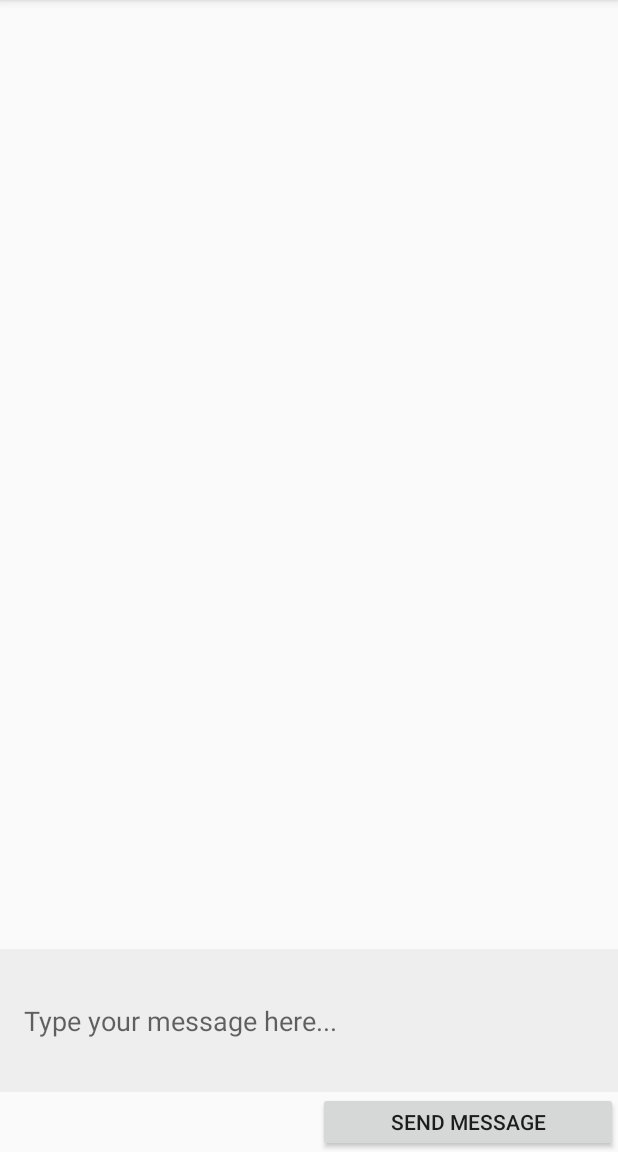
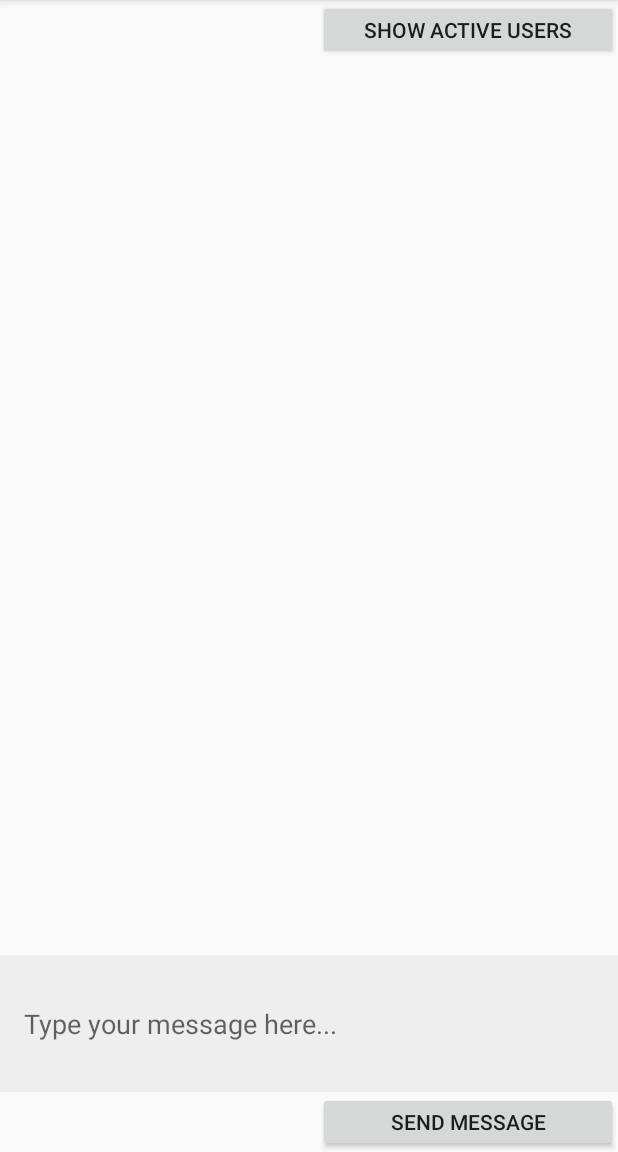
Before and after one commit to agata-tafelska/atchat_android, an Android app: the ChatActivity screen opened directly, with no data from a screen before it, on a phone screen of 412 x 824 dp, the part 84-1236 px from its top. Run offline under Robolectric (Android 15) with nearby library versions, the phone set to English and light mode, and no system bars; libraries missing offline, so code that uses them is left out: io.grpc, io.grpc.stub; 2 statements that could not run were skipped.

Commit message:
Implement showing active chat users

```diff
--- a/chat/build.gradle
+++ b/chat/build.gradle
@@ -56,4 +56,5 @@ dependencies {
     implementation 'io.grpc:grpc-android:1.24.0'
     implementation 'javax.annotation:javax.annotation-api:1.3.2'
     implementation 'androidx.recyclerview:recyclerview:1.1.0'
+    implementation 'com.google.android.material:material:1.1.0'
 }
--- a/chat/src/main/java/com/example/atchat/ActivitiesCoordinator.java
+++ b/chat/src/main/java/com/example/atchat/ActivitiesCoordinator.java
@@ -35,6 +35,18 @@ public class ActivitiesCoordinator {
             messagesObservable.addMessage(value);
         }
     };
+    private StreamObserver<CurrentUsers> usersStreamObserver = new DefaultStreamObserver<CurrentUsers>() {
+        @Override
+        public void onNext(CurrentUsers value) {
+            /*
+             Set connection lost countdown to 5 seconds
+             Client expects next update in no more that this time
+             In case of timeout, lost connection error will be shown
+             */
+//            connectionLostDelayedTask.delayExecution(5);
+            usersObservable.updateUsers(value.getUsersList());
+        }
+    };
 
     public void joinChat(String host, String username, final Context context) {
 
@@ -49,6 +61,7 @@ public class ActivitiesCoordinator {
                 context.startActivity(intentToStartChatActivity);
 
                 chatService.observeMessages(currentUser, messageStreamObserver);
+                chatService.observeUsers(currentUser, usersStreamObserver);
             }
 
             @Override
@@ -102,12 +115,12 @@ public class ActivitiesCoordinator {
 
     }
 
-    public void observeChat(Observer messagesObserver) {
-//        usersObservable.addObserver(usersObserver);
+    public void observeChat(Observer messagesObserver, Observer usersObserver) {
+        usersObservable.addObserver(usersObserver);
         messagesObservable.addObserver(messagesObserver);
 //        Log.d(TAG, "observe chat messages: " + messagesObservable.getMessages().toString());
 
-//        usersObservable.notifyObservers();
+        usersObservable.notifyObservers();
         messagesObservable.notifyObservers();
     }
 }
--- a/chat/src/main/java/com/example/atchat/ChatActivity.java
+++ b/chat/src/main/java/com/example/atchat/ChatActivity.java
@@ -5,7 +5,6 @@ import android.util.Log;
 import android.view.View;
 import android.widget.Button;
 import android.widget.EditText;
-import android.widget.TextView;
 
 import androidx.appcompat.app.AppCompatActivity;
 import androidx.recyclerview.widget.LinearLayoutManager;
@@ -25,9 +24,24 @@ public class ChatActivity extends AppCompatActivity {
     private RecyclerView recyclerView;
     private MessagesAdapter adapter;
 
+    private Button showUsersButton;
     private Button sendMessageButton;
     private EditText messageEditText;
 
+    private UsersBottomSheetDialog bottomSheet;
+
+    @SuppressWarnings("unchecked")
+    private Observer usersObserver =
+            (observable, argument) -> {
+                new Thread(new Runnable() {
+                    @Override
+                    public void run() {
+                        Log.d(TAG, "updating users in new thread");
+                        List users = ((List) argument);
+                        updateUsers(users);
+                    }
+                }).start();
+            };
 
     @SuppressWarnings("unchecked")
     private Observer messagesObserver =
@@ -47,31 +61,48 @@ public class ChatActivity extends AppCompatActivity {
         super.onCreate(savedInstanceState);
         setContentView(R.layout.activity_chat);
 
+        bottomSheet = new UsersBottomSheetDialog();
+
         coordinator = ActivitiesCoordinator.getInstance();
-        coordinator.observeChat(messagesObserver);
+        coordinator.observeChat(messagesObserver, usersObserver);
 
+        showUsersButton = findViewById(R.id.show_users_button);
         sendMessageButton = findViewById(R.id.send_message_button);
         messageEditText = findViewById(R.id.message_edit_text);
+
+        showUsersButton.setOnClickListener(new View.OnClickListener() {
+            @Override
+            public void onClick(View v) {
+                bottomSheet.show(getSupportFragmentManager(), null);
+                Log.d(TAG, "showUsersButton onClicked called");
+            }
+        });
 
         sendMessageButton.setOnClickListener(new View.OnClickListener() {
             @Override
             public void onClick(View v) {
                 String message = messageEditText.getText().toString();
                 coordinator.sendMessage(message);
+                messageEditText.setText("");
             }
         });
 
         recyclerView = (RecyclerView) findViewById(R.id.chat_recyclerview);
         LinearLayoutManager layoutManager
                 = new LinearLayoutManager(this, LinearLayoutManager.VERTICAL, false);
-        // COMPLETED (41) Set the layoutManager on mRecyclerView
         recyclerView.setLayoutManager(layoutManager);
 
         adapter = new MessagesAdapter();
         recyclerView.setAdapter(adapter);
     }
 
-    private void updateUsers(List<User> messages) {
+    private void updateUsers(List<User> users) {
+        runOnUiThread(new Runnable() {
+            @Override
+            public void run() {
+                bottomSheet.setUsers(users);
+            }
+        });
 
     }
 
--- /dev/null
+++ b/chat/src/main/java/com/example/atchat/UsersBottomSheetDialog.java
@@ -0,0 +1,49 @@
+package com.example.atchat;
+
+import android.os.Bundle;
+import android.util.Log;
+import android.view.LayoutInflater;
+import android.view.View;
+import android.view.ViewGroup;
+import android.widget.TextView;
+
+import androidx.annotation.NonNull;
+import androidx.annotation.Nullable;
+import androidx.recyclerview.widget.LinearLayoutManager;
+import androidx.recyclerview.widget.RecyclerView;
+
+import com.google.android.material.bottomsheet.BottomSheetDialogFragment;
+
+import java.util.List;
+
+public class UsersBottomSheetDialog extends BottomSheetDialogFragment {
+
+    private static final String TAG = UsersBottomSheetDialog.class.getSimpleName();
+    private TextView userTextView;
+    private boolean isViewCreated = false;
+    private RecyclerView recyclerViewUsers;
+    private UsersAdapter usersAdapter;
+
+    @Nullable
+    @Override
+    public View onCreateView(@NonNull LayoutInflater inflater, @Nullable ViewGroup container, @Nullable Bundle savedInstanceState) {
+        Log.d(TAG, "onCreateView called");
+        View view = inflater.inflate(R.layout.users_bottom_sheet_layout, container, false);
+        userTextView = view.findViewById(R.id.user_text_view);
+
+        recyclerViewUsers = (RecyclerView) view.findViewById(R.id.users_recyclerview);
+        LinearLayoutManager usersLayoutManager =
+                new LinearLayoutManager(getContext(), RecyclerView.VERTICAL, false);
+        recyclerViewUsers.setLayoutManager(usersLayoutManager);
+        usersAdapter = new UsersAdapter();
+        recyclerViewUsers.setAdapter(usersAdapter);
+        isViewCreated = true;
+        return view;
+    }
+
+    public void setUsers(List<User> users) {
+        if (users != null && isViewCreated) {
+          usersAdapter.setUsers(users);
+        }
+    }
+}
--- a/chat/src/main/res/layout/activity_chat.xml
+++ b/chat/src/main/res/layout/activity_chat.xml
@@ -3,6 +3,13 @@
     android:layout_width="match_parent"
     android:layout_height="match_parent"
     android:orientation="vertical">
+
+    <Button
+        android:id="@+id/show_users_button"
+        android:layout_width="200dp"
+        android:layout_height="40dp"
+        android:text="@string/action_show_users"
+        android:layout_gravity="end"/>
 
     <androidx.recyclerview.widget.RecyclerView
         android:id="@+id/chat_recyclerview"
--- a/chat/src/main/res/values/strings.xml
+++ b/chat/src/main/res/values/strings.xml
@@ -6,6 +6,7 @@
     <string name="action_join_chat">Join chat!</string>
     <string name="prompt_type_message">Type your message here...</string>
     <string name="action_send_message">Send message</string>
+    <string name="action_show_users">Show active users</string>
     <string name="incorrect_host_toast_message">Incorrect host. Please try again.</string>
     <string name="incorrect_username_toast_message">Username must contain at least 3 characters including upper- and lowercase, numbers and \".\", \"-\", \"_\".</string>
 
```
Also changed, not shown: chat/src/main/java/com/example/atchat/UsersAdapter.java (added, +65 -0 lines), chat/src/main/res/layout/users_bottom_sheet_layout.xml (added, +19 -0 lines), chat/src/main/res/layout/users_list_item.xml (added, +15 -0 lines).
